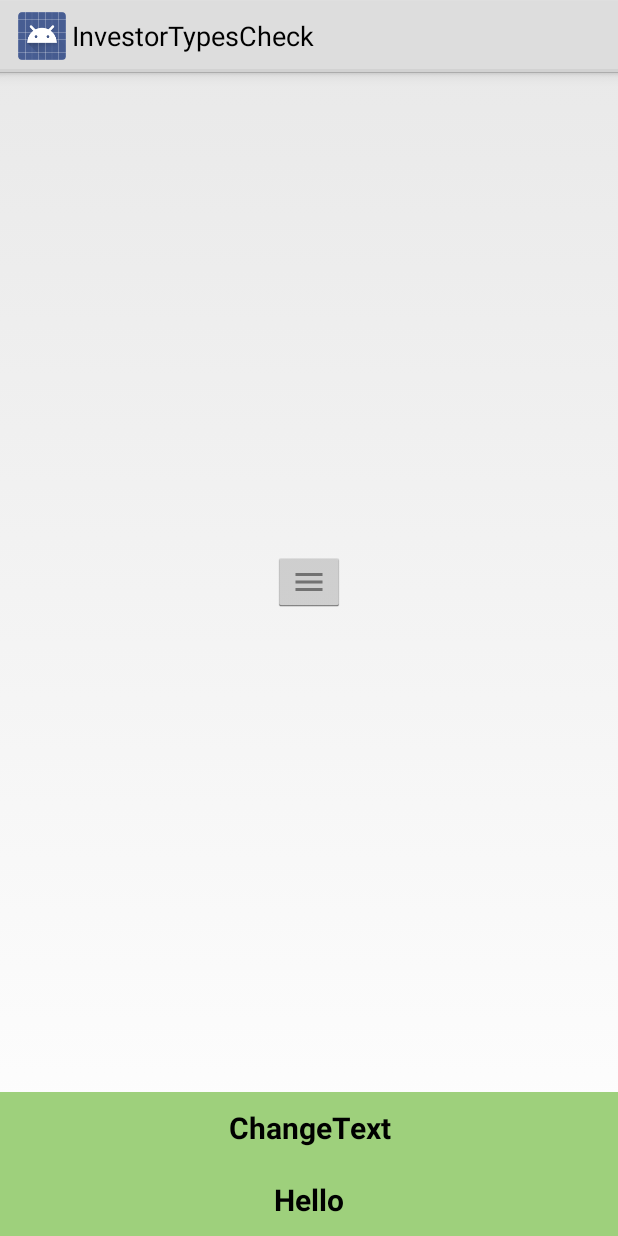
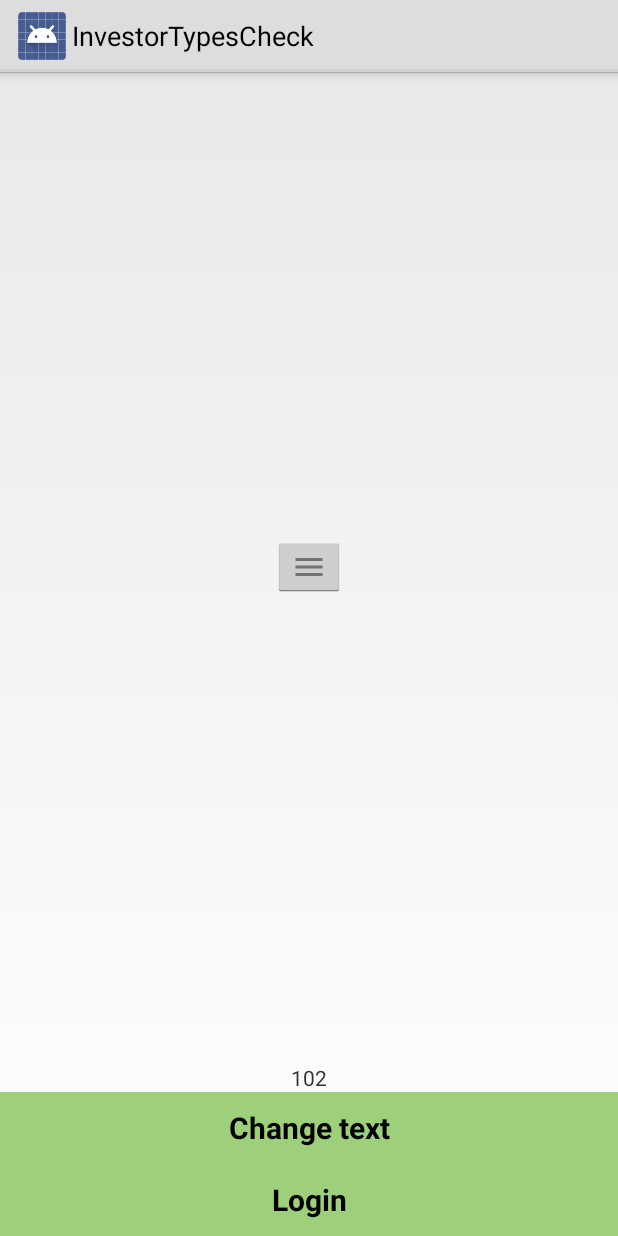
Before and after one commit to LoveEvaEverything/BoosterKiwiSaver, an Android app: the screen it shows after launch (LoginActivity), on a phone screen of 412 x 824 dp. Run offline under Robolectric (Android 15) with nearby library versions, the phone set to English and light mode, and no system bars; our stand-ins replace data binding.

Commit message:
use livedata + databinding

```diff
--- a/app/src/main/java/com/booster/investortypescheck/view/LoginActivity.kt
+++ b/app/src/main/java/com/booster/investortypescheck/view/LoginActivity.kt
@@ -2,8 +2,14 @@ package com.booster.investortypescheck.view
 
 import android.content.Intent
 import android.os.Bundle
+import androidx.databinding.DataBindingUtil
 import androidx.fragment.app.FragmentActivity
+import androidx.lifecycle.ViewModelProvider
+import com.booster.investortypescheck.R
+import com.booster.investortypescheck.databinding.LoginLayoutBinding
 import com.booster.investortypescheck.view.observer.LoginObserver
+import com.booster.investortypescheck.view.observer.LoginViewModel
+import com.booster.investortypescheck.view.observer.LoginViewModelFactory
 
 /**
  * Login page.
@@ -13,11 +19,16 @@ import com.booster.investortypescheck.view.observer.LoginObserver
  */
 class LoginActivity : FragmentActivity() {
 
-    lateinit var workUtil:LoginObserver
     override fun onCreate(savedInstanceState: Bundle?) {
         super.onCreate(savedInstanceState)
-        workUtil = LoginObserver(this)
-        lifecycle.addObserver(workUtil)
+        val binding: LoginLayoutBinding = DataBindingUtil.setContentView(this, R.layout.login_layout)
+        binding.activity = this
+        //        viewModel = ViewModelProvider(activity)[LoginViewModel::class.java]
+        val viewModel = ViewModelProvider(this, LoginViewModelFactory(100))[LoginViewModel::class.java]
+        lifecycle.addObserver(LoginObserver(viewModel))
+        binding.loginModel = viewModel
+        binding.activity = this
+        binding.lifecycleOwner = this
     }
 
 
@@ -27,9 +38,5 @@ class LoginActivity : FragmentActivity() {
         startActivity(i)
     }
 
-    fun changeButtonText() {
-        workUtil.data.loginButtonName = "Changed";
-    }
-
 
 }
--- a/app/src/main/java/com/booster/investortypescheck/view/entities/Login.kt
+++ b/app/src/main/java/com/booster/investortypescheck/view/entities/Login.kt
@@ -20,4 +20,10 @@ class Login: BaseObservable() {
             field = value
             notifyPropertyChanged(BR.changeButtonName)
         }
+    @get:Bindable
+    var count:Int = 0
+        set(value) {
+            field = value
+            notifyPropertyChanged(BR.count)
+        }
 }
--- /dev/null
+++ b/app/src/main/java/com/booster/investortypescheck/view/entities/LoginLiveData.kt
@@ -0,0 +1,9 @@
+package com.booster.investortypescheck.view.entities
+
+import androidx.databinding.BaseObservable
+import androidx.databinding.Bindable
+import com.booster.investortypescheck.BR
+/**
+ * Created by sgao on 24/11/2021 10:22
+ **/
+data class LoginLiveData(var loginButtonName:String, var changeButtonName:String,var count:Int )
--- a/app/src/main/java/com/booster/investortypescheck/view/observer/LoginObserver.kt
+++ b/app/src/main/java/com/booster/investortypescheck/view/observer/LoginObserver.kt
@@ -2,16 +2,11 @@ package com.booster.investortypescheck.view.observer
 
 import android.util.Log
 import androidx.databinding.DataBindingUtil
-import androidx.lifecycle.LifecycleObserver
-import androidx.lifecycle.OnLifecycleEvent
-import androidx.lifecycle.Lifecycle
-import androidx.lifecycle.ViewModelProvider
+import androidx.lifecycle.*
 import com.booster.investortypescheck.R
 import com.booster.investortypescheck.databinding.LoginLayoutBinding
 import com.booster.investortypescheck.view.LoginActivity
 import com.booster.investortypescheck.view.entities.Login
-
-
 
 
 /**
@@ -19,25 +14,8 @@ import com.booster.investortypescheck.view.entities.Login
  *
  * @author sgao
  */
-class LoginObserver(private var activity: LoginActivity) : LifecycleObserver {
+class LoginObserver (private var viewModel: LoginViewModel): LifecycleObserver {
     private var whetherToCount = true
-    lateinit var data: Login
-
-    private lateinit var viewModel: LoginViewModel
-    @OnLifecycleEvent(Lifecycle.Event.ON_CREATE)
-    fun create() {
-        val binding: LoginLayoutBinding =
-            DataBindingUtil.setContentView(activity, R.layout.login_layout)
-        data = Login();
-        binding.logins = data
-        binding.activity = activity
-        data.loginButtonName = "Hello"
-
-//        viewModel = ViewModelProvider(activity)[LoginViewModel::class.java]
-
-        viewModel = ViewModelProvider(activity, LoginViewModelFactory(100))[LoginViewModel::class.java]
-    }
-
     @OnLifecycleEvent(Lifecycle.Event.ON_RESUME)
     fun resume() {
         whetherToCount = true
@@ -45,9 +23,9 @@ class LoginObserver(private var activity: LoginActivity) : LifecycleObserver {
             while (whetherToCount) {
                 try {
                     Thread.sleep(1000)
-                    viewModel.count++
-                    Log.d(TAG, "start: ${viewModel.count}")
-                    if(viewModel.count == 110)
+                    viewModel.add()
+                    Log.d(TAG, "start: ${viewModel.getCountData()}")
+                    if (viewModel.getCountData() > 110)
                         whetherToCount = false
                 } catch (e: InterruptedException) {
                     e.printStackTrace()
--- a/app/src/main/java/com/booster/investortypescheck/view/observer/LoginViewModel.kt
+++ b/app/src/main/java/com/booster/investortypescheck/view/observer/LoginViewModel.kt
@@ -1,8 +1,36 @@
 package com.booster.investortypescheck.view.observer
 
+import androidx.lifecycle.LiveData
+import androidx.lifecycle.MutableLiveData
 import androidx.lifecycle.ViewModel
+import com.booster.investortypescheck.view.entities.Login
+import com.booster.investortypescheck.view.entities.LoginLiveData
 
 /**
  * Created by sgao on 24/11/2021 16:12
  **/
-class LoginViewModel(var count: Int) : ViewModel()
+class LoginViewModel(var count: Int) : ViewModel() {
+
+
+    var liveData: MutableLiveData<LoginLiveData> =  MutableLiveData<LoginLiveData>()
+
+    fun getCountData():Int{
+        return liveData.value!!.count
+    }
+
+    init {
+        liveData.value = LoginLiveData("Login","Change text", count)
+    }
+
+    fun add() {
+        liveData.value!!.count ++
+        liveData.postValue(liveData.value)
+    }
+
+    fun changeButtonText() {
+        liveData.value!!.loginButtonName = "Changed";
+        liveData.postValue(liveData.value)
+    }
+
+
+}
--- a/app/src/main/java/com/booster/investortypescheck/view/observer/LoginViewModelFactory.kt
+++ b/app/src/main/java/com/booster/investortypescheck/view/observer/LoginViewModelFactory.kt
@@ -6,9 +6,10 @@ import androidx.lifecycle.ViewModelProvider
 /**
  * Created by sgao on 25/11/2021 08:42
  **/
-class LoginViewModelFactory(private var count:Int) : ViewModelProvider.Factory {
+class LoginViewModelFactory(var count:Int) : ViewModelProvider.Factory {
 
     override fun <T : ViewModel> create(modelClass: Class<T>): T {
+
         return  LoginViewModel(count) as T;
     }
 }
--- a/app/src/main/res/layout/login_layout.xml
+++ b/app/src/main/res/layout/login_layout.xml
@@ -2,10 +2,14 @@
 <layout xmlns:android="http://schemas.android.com/apk/res/android">
 
     <data>
+<!--        <variable-->
+<!--            name="logins"-->
+<!--            type="com.booster.investortypescheck.view.entities.Login"/>-->
+        <variable name="activity" type="com.booster.investortypescheck.view.LoginActivity" />
+
         <variable
-            name="logins"
-            type="com.booster.investortypescheck.view.entities.Login"/>
-        <variable name="activity" type="com.booster.investortypescheck.view.LoginActivity" />
+            name="loginModel"
+            type="com.booster.investortypescheck.view.observer.LoginViewModel" />
     </data>
 
     <LinearLayout
@@ -29,11 +33,16 @@
                 android:contentDescription="TODO"
                 android:src="@drawable/ic_action_menu" />
         </LinearLayout>
+        <TextView
+            android:gravity="center"
+            android:text="@{Integer.toString(loginModel.liveData.count)}"
+            android:layout_width="match_parent"
+            android:layout_height="wrap_content"/>
         <Button
             android:textSize="20dp"
             android:textStyle="bold"
-            android:text="@={logins.changeButtonName}"
-            android:onClick="@{()-> activity.changeButtonText()}"
+            android:text="@={loginModel.liveData.changeButtonName}"
+            android:onClick="@{()-> loginModel.changeButtonText()}"
             android:background="@color/green"
             android:layout_width="match_parent"
             android:layout_height="wrap_content" />
@@ -42,7 +51,7 @@
             android:textStyle="bold"
             android:onClick="@{()-> activity.moveToMainPage()}"
 
-            android:text="@={logins.loginButtonName}"
+            android:text="@={loginModel.liveData.loginButtonName}"
             android:background="@color/green"
             android:layout_width="match_parent"
             android:layout_height="wrap_content" />
```
